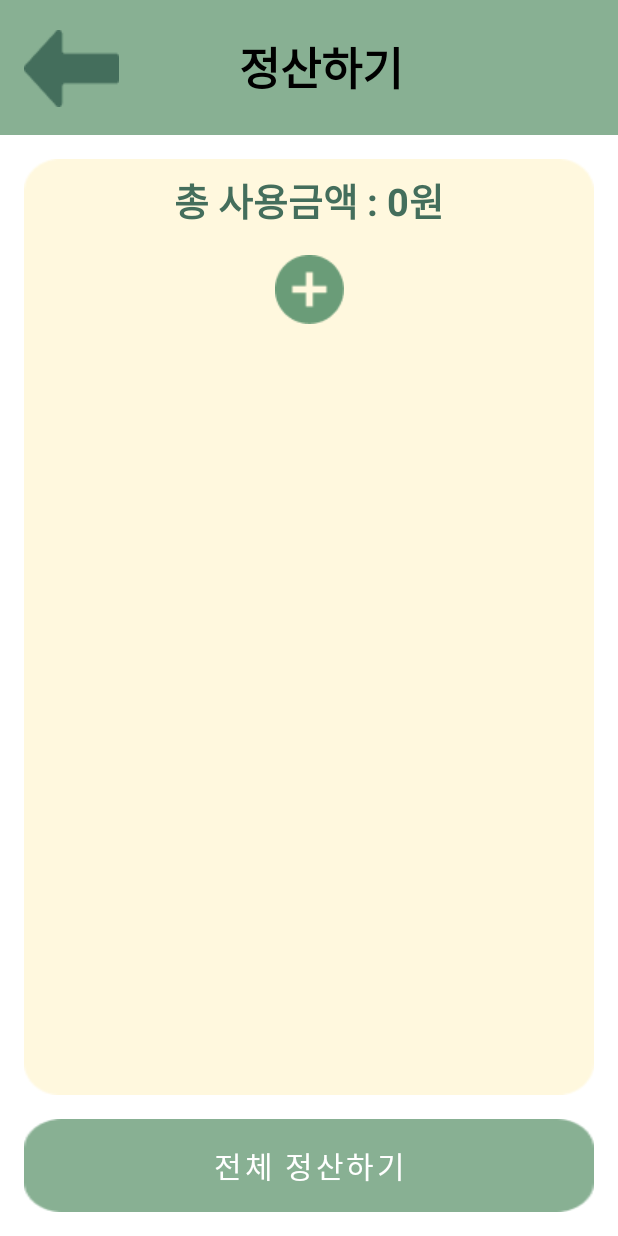
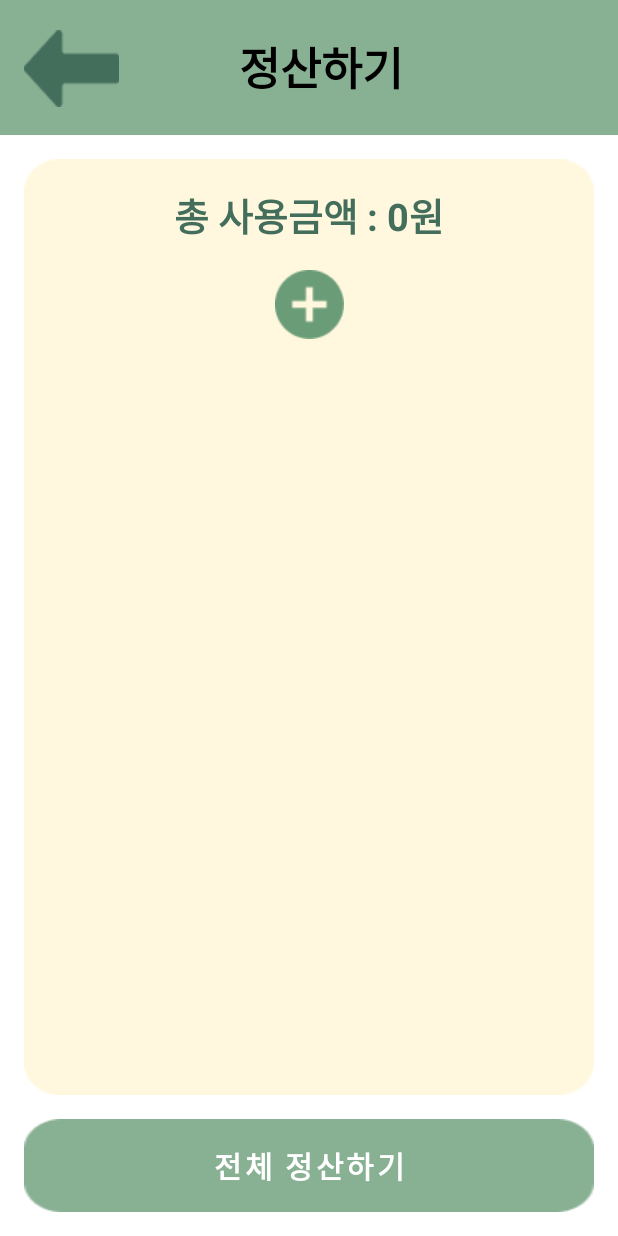
Before and after one commit to domong717/tripkey, an Android app: the RegisterMoneyActivity screen opened directly, with no data from a screen before it, on a phone screen of 412 x 824 dp. Run offline under Robolectric (Android 15) with nearby library versions, the phone set to English and light mode, and no system bars; our stand-ins replace Firebase (no records; nobody signed in at launch, a user with empty details on screens opened directly).

Commit message:
UI 수정

```diff
--- a/app/src/main/res/layout/activity_register_money.xml
+++ b/app/src/main/res/layout/activity_register_money.xml
@@ -60,6 +60,7 @@
                 android:layout_width="wrap_content"
                 android:layout_height="wrap_content"
                 android:text="총 사용금액 : 0원"
+                android:paddingTop="10dp"
                 android:textColor="@color/dark_green"
                 android:layout_gravity="center"
                 android:textSize="25sp"
@@ -92,6 +93,7 @@
         android:layout_height="wrap_content"
         android:text="전체 정산하기"
         android:textColor="@color/white"
+        android:textStyle="bold"
         android:background="@drawable/green_box_full"
         android:layout_margin="16dp"
         app:layout_constraintBottom_toBottomOf="parent"
```
